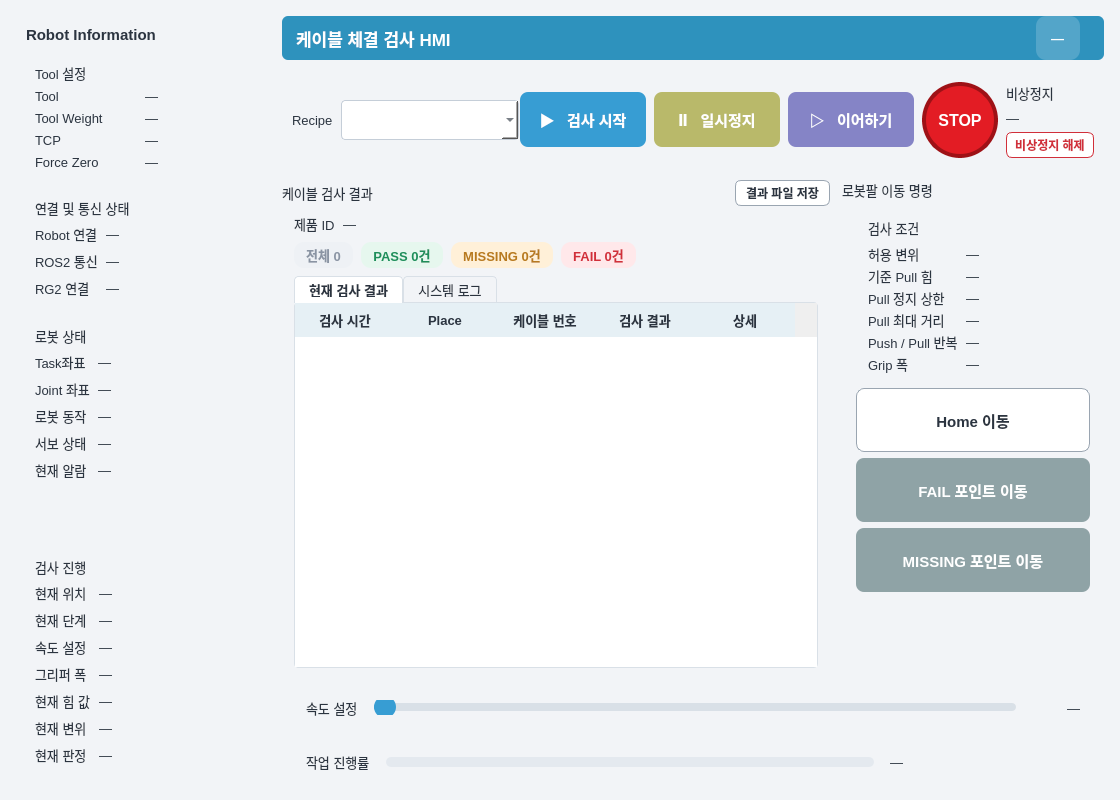
This is src/cable_hmi/cable_hmi/main_window.ui in tkdak2025/ros_ws as Qt 5 draws it before an edit. The edited form follows.
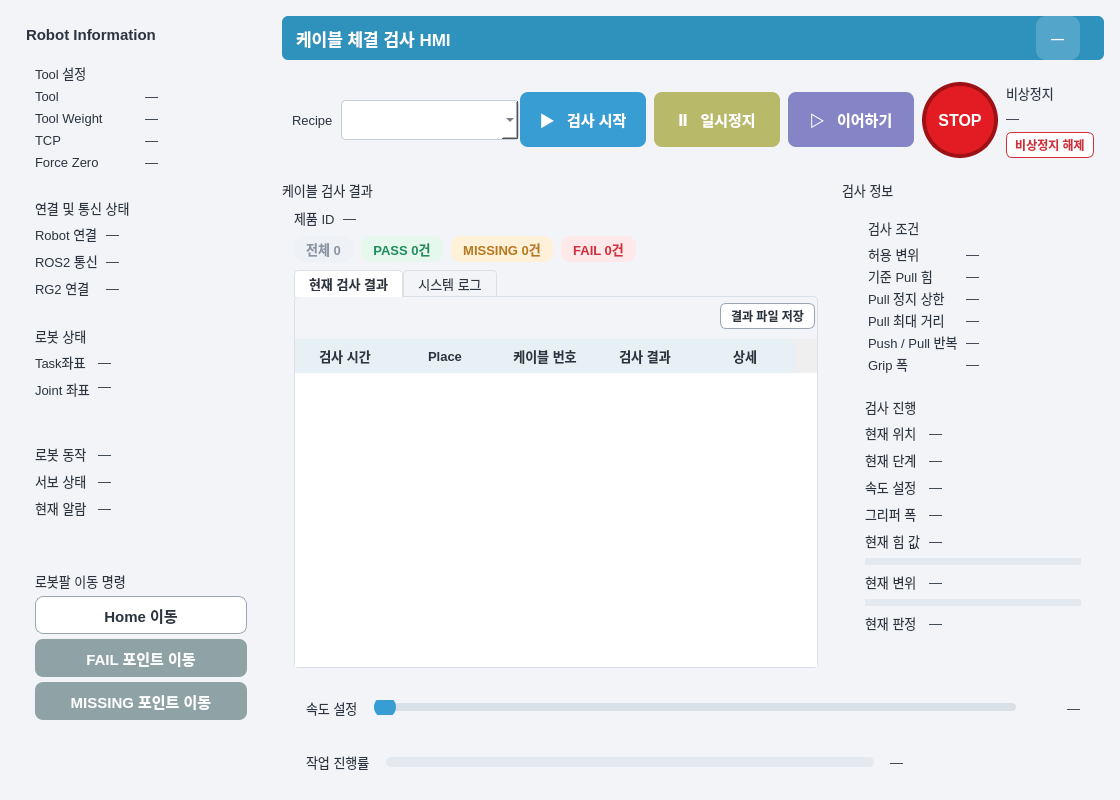
This is the edited form.

Commit message: cable_hmi: 검사 결과를 cable_interfaces 메시지로 받도록 변경

```diff
--- a/src/cable_hmi/cable_hmi/main_window.ui
+++ b/src/cable_hmi/cable_hmi/main_window.ui
@@ -394,6 +394,9 @@
               <property name="text">
                <string>Joint 좌표</string>
               </property>
+              <property name="alignment">
+               <set>Qt::AlignLeading|Qt::AlignLeft|Qt::AlignTop</set>
+              </property>
               <property name="role" stdset="0">
                <string>key</string>
               </property>
@@ -401,9 +404,18 @@
             </item>
             <item row="1" column="1">
              <widget class="QLabel" name="extraRow2">
+              <property name="minimumSize">
+               <size>
+                <width>0</width>
+                <height>58</height>
+               </size>
+              </property>
               <property name="text">
                <string>—</string>
               </property>
+              <property name="alignment">
+               <set>Qt::AlignLeading|Qt::AlignLeft|Qt::AlignTop</set>
+              </property>
               <property name="role" stdset="0">
                <string>value</string>
               </property>
@@ -488,171 +500,82 @@
         </spacer>
        </item>
        <item>
-        <widget class="QFrame" name="pointPanel">
+        <widget class="QFrame" name="moveCommandPanel">
          <property name="role" stdset="0">
           <string>subPanel</string>
          </property>
-         <layout class="QVBoxLayout" name="layout8">
+         <layout class="QVBoxLayout" name="layoutMoveCommand">
+          <property name="spacing">
+           <number>5</number>
+          </property>
           <item>
-           <widget class="QLabel" name="pointPanelTitle">
+           <widget class="QLabel" name="moveCommandTitle">
             <property name="text">
-             <string>검사 진행</string>
+             <string>로봇팔 이동 명령</string>
             </property>
             <property name="role" stdset="0">
              <string>groupTitle</string>
             </property>
            </widget>
           </item>
-          <item>
-           <layout class="QGridLayout" name="layout9" columnstretch="0,1">
-            <property name="horizontalSpacing">
-             <number>8</number>
-            </property>
-            <property name="verticalSpacing">
-             <number>7</number>
-            </property>
-            <item row="0" column="0">
-             <widget class="QLabel" name="pointPositionKey">
-              <property name="text">
-               <string>현재 위치</string>
-              </property>
-              <property name="role" stdset="0">
-               <string>key</string>
-              </property>
-             </widget>
-            </item>
-            <item row="0" column="1">
-             <widget class="QLabel" name="pointPosition">
-              <property name="text">
-               <string>—</string>
-              </property>
-              <property name="role" stdset="0">
-               <string>value</string>
-              </property>
-             </widget>
-            </item>
-            <item row="1" column="0">
-             <widget class="QLabel" name="pointStepKey">
-              <property name="text">
-               <string>현재 단계</string>
-              </property>
-              <property name="role" stdset="0">
-               <string>key</string>
-              </property>
-             </widget>
-            </item>
-            <item row="1" column="1">
-             <widget class="QLabel" name="pointStep">
-              <property name="text">
-               <string>—</string>
-              </property>
-              <property name="role" stdset="0">
-               <string>value</string>
-              </property>
-             </widget>
-            </item>
-            <item row="2" column="0">
-             <widget class="QLabel" name="pointSpeedKey">
-              <property name="text">
-               <string>속도 설정</string>
-              </property>
-              <property name="role" stdset="0">
-               <string>key</string>
-              </property>
-             </widget>
-            </item>
-            <item row="2" column="1">
-             <widget class="QLabel" name="pointSpeed">
-              <property name="text">
-               <string>—</string>
-              </property>
-              <property name="role" stdset="0">
-               <string>value</string>
-              </property>
-             </widget>
-            </item>
-            <item row="3" column="0">
-             <widget class="QLabel" name="pointGripperKey">
-              <property name="text">
-               <string>그리퍼 폭</string>
-              </property>
-              <property name="role" stdset="0">
-               <string>key</string>
-              </property>
-             </widget>
-            </item>
-            <item row="3" column="1">
-             <widget class="QLabel" name="pointGripper">
-              <property name="text">
-               <string>—</string>
-              </property>
-              <property name="role" stdset="0">
-               <string>value</string>
-              </property>
-             </widget>
-            </item>
-            <item row="4" column="0">
-             <widget class="QLabel" name="pointForceKey">
-              <property name="text">
-               <string>현재 힘 값</string>
-              </property>
-              <property name="role" stdset="0">
-               <string>key</string>
-              </property>
-             </widget>
-            </item>
-            <item row="4" column="1">
-             <widget class="QLabel" name="pointForce">
-              <property name="text">
-               <string>—</string>
-              </property>
-              <property name="role" stdset="0">
-               <string>value</string>
-              </property>
-             </widget>
-            </item>
-            <item row="5" column="0">
-             <widget class="QLabel" name="pointDisplacementKey">
-              <property name="text">
-               <string>현재 변위</string>
-              </property>
-              <property name="role" stdset="0">
-               <string>key</string>
-              </property>
-             </widget>
-            </item>
-            <item row="5" column="1">
-             <widget class="QLabel" name="pointDisplacement">
-              <property name="text">
-               <string>—</string>
-              </property>
-              <property name="role" stdset="0">
-               <string>value</string>
-              </property>
-             </widget>
-            </item>
-            <item row="6" column="0">
-             <widget class="QLabel" name="pointJudgementKey">
-              <property name="text">
-               <string>현재 판정</string>
-              </property>
-              <property name="role" stdset="0">
-               <string>key</string>
-              </property>
-             </widget>
-            </item>
-            <item row="6" column="1">
-             <widget class="QLabel" name="pointJudgement">
-              <property name="text">
-               <string>—</string>
-              </property>
-              <property name="role" stdset="0">
-               <string>value</string>
-              </property>
-             </widget>
-            </item>
-           </layout>
-          </item>
+       <item>
+        <widget class="QPushButton" name="homeBtn">
+         <property name="minimumSize">
+          <size>
+           <width>0</width>
+           <height>38</height>
+          </size>
+         </property>
+         <property name="text">
+          <string>Home 이동</string>
+         </property>
+        </widget>
+       </item>
+       <item>
+        <widget class="QPushButton" name="failBtn">
+         <property name="minimumSize">
+          <size>
+           <width>0</width>
+           <height>38</height>
+          </size>
+         </property>
+         <property name="text">
+          <string>FAIL 포인트 이동</string>
+         </property>
+        </widget>
+       </item>
+        <item>
+         <widget class="QPushButton" name="missingBtn">
+          <property name="minimumSize">
+           <size>
+            <width>0</width>
+            <height>38</height>
+           </size>
+          </property>
+          <property name="text">
+           <string>MISSING 포인트 이동</string>
+          </property>
+         </widget>
+        </item>
+       <item>
+        <widget class="QLabel" name="moveHint">
+         <property name="minimumSize">
+          <size>
+           <width>0</width>
+           <height>40</height>
+          </size>
+         </property>
+         <property name="text">
+          <string/>
+         </property>
+         <property name="wordWrap">
+          <bool>true</bool>
+         </property>
+         <property name="role" stdset="0">
+          <string>key</string>
+         </property>
+        </widget>
+       </item>
          </layout>
         </widget>
        </item>
@@ -911,29 +834,6 @@
                </property>
               </widget>
              </item>
-             <item>
-              <spacer name="resultsTitleSpacer">
-               <property name="orientation">
-                <enum>Qt::Horizontal</enum>
-               </property>
-               <property name="sizeHint" stdset="0">
-                <size>
-                 <width>40</width>
-                 <height>0</height>
-                </size>
-               </property>
-              </spacer>
-             </item>
-             <item>
-              <widget class="QPushButton" name="exportBtn">
-               <property name="toolTip">
-                <string>지금 표에 있는 검사 결과만 새 파일(.db + .csv)로 저장합니다. 공용 DB 는 건드리지 않습니다.</string>
-               </property>
-               <property name="text">
-                <string>결과 파일 저장</string>
-               </property>
-              </widget>
-             </item>
             </layout>
            </item>
            <item>
@@ -1097,6 +997,42 @@
                  <property name="bottomMargin">
                   <number>0</number>
                  </property>
+                 <item>
+                  <layout class="QHBoxLayout" name="resultToolbar">
+                   <property name="topMargin">
+                    <number>6</number>
+                   </property>
+                   <property name="rightMargin">
+                    <number>2</number>
+                   </property>
+                   <property name="bottomMargin">
+                    <number>4</number>
+                   </property>
+                   <item>
+                    <spacer name="resultToolbarSpacer">
+                     <property name="orientation">
+                      <enum>Qt::Horizontal</enum>
+                     </property>
+                     <property name="sizeHint" stdset="0">
+                      <size>
+                       <width>40</width>
+                       <height>0</height>
+                      </size>
+                     </property>
+                    </spacer>
+                   </item>
+                   <item>
+                  <widget class="QPushButton" name="exportBtn">
+                   <property name="toolTip">
+                    <string>이번 검사 결과만 새 파일(.db + .csv)로 저장합니다. 공용 DB 는 건드리지 않습니다. DB 에 쌓인 전체는 &apos;통합 조회&apos; 탭에서 저장합니다.</string>
+                   </property>
+                   <property name="text">
+                    <string>결과 파일 저장</string>
+                   </property>
+                  </widget>
+                   </item>
+                  </layout>
+                 </item>
                  <item>
                   <widget class="QTableWidget" name="resultTable">
                    <property name="focusPolicy">
@@ -1218,7 +1154,7 @@
            <item>
             <widget class="QLabel" name="moveTitle">
              <property name="text">
-              <string>로봇팔 이동 명령</string>
+              <string>검사 정보</string>
              </property>
              <property name="role" stdset="0">
               <string>panelTitle</string>
@@ -1404,55 +1340,228 @@
               </widget>
              </item>
              <item>
-              <widget class="QPushButton" name="homeBtn">
-               <property name="minimumSize">
-                <size>
-                 <width>0</width>
-                 <height>64</height>
-                </size>
-               </property>
-               <property name="text">
-                <string>Home 이동</string>
-               </property>
-              </widget>
-             </item>
-             <item>
-              <widget class="QPushButton" name="failBtn">
-               <property name="minimumSize">
-                <size>
-                 <width>0</width>
-                 <height>64</height>
-                </size>
-               </property>
-               <property name="text">
-                <string>FAIL 포인트 이동</string>
-               </property>
-              </widget>
-             </item>
-             <item>
-              <widget class="QPushButton" name="missingBtn">
-               <property name="minimumSize">
-                <size>
-                 <width>0</width>
-                 <height>64</height>
-                </size>
-               </property>
-               <property name="text">
-                <string>MISSING 포인트 이동</string>
-               </property>
-              </widget>
-             </item>
-             <item>
-              <widget class="QLabel" name="moveHint">
-               <property name="text">
-                <string/>
-               </property>
-               <property name="wordWrap">
-                <bool>true</bool>
-               </property>
+              <widget class="QFrame" name="pointPanel">
                <property name="role" stdset="0">
                 <string>key</string>
                </property>
+               <layout class="QVBoxLayout" name="layout8">
+                <item>
+                 <widget class="QLabel" name="pointPanelTitle">
+                  <property name="text">
+                   <string>검사 진행</string>
+                  </property>
+                  <property name="role" stdset="0">
+                   <string>groupTitle</string>
+                  </property>
+                 </widget>
+                </item>
+                <item>
+                 <layout class="QGridLayout" name="layout9" columnstretch="0,1">
+                  <property name="horizontalSpacing">
+                   <number>8</number>
+                  </property>
+                  <property name="verticalSpacing">
+                   <number>7</number>
+                  </property>
+                  <item row="0" column="0">
+                   <widget class="QLabel" name="pointPositionKey">
+                    <property name="text">
+                     <string>현재 위치</string>
+                    </property>
+                    <property name="role" stdset="0">
+                     <string>key</string>
+                    </property>
+                   </widget>
+                  </item>
+                  <item row="0" column="1">
+                   <widget class="QLabel" name="pointPosition">
+                    <property name="text">
+                     <string>—</string>
+                    </property>
+                    <property name="role" stdset="0">
+                     <string>value</string>
+                    </property>
+                   </widget>
+                  </item>
+                  <item row="1" column="0">
+                   <widget class="QLabel" name="pointStepKey">
+                    <property name="text">
+                     <string>현재 단계</string>
+                    </property>
+                    <property name="role" stdset="0">
+                     <string>key</string>
+                    </property>
+                   </widget>
+                  </item>
+                  <item row="1" column="1">
+                   <widget class="QLabel" name="pointStep">
+                    <property name="text">
+                     <string>—</string>
+                    </property>
+                    <property name="role" stdset="0">
+                     <string>value</string>
+                    </property>
+                   </widget>
+                  </item>
+                  <item row="2" column="0">
+                   <widget class="QLabel" name="pointSpeedKey">
+                    <property name="text">
+                     <string>속도 설정</string>
+                    </property>
+                    <property name="role" stdset="0">
+                     <string>key</string>
+                    </property>
+                   </widget>
+                  </item>
+                  <item row="2" column="1">
+                   <widget class="QLabel" name="pointSpeed">
+                    <property name="text">
+                     <string>—</string>
+                    </property>
+                    <property name="role" stdset="0">
+                     <string>value</string>
+                    </property>
+                   </widget>
+                  </item>
+                  <item row="3" column="0">
+                   <widget class="QLabel" name="pointGripperKey">
+                    <property name="text">
+                     <string>그리퍼 폭</string>
+                    </property>
+                    <property name="role" stdset="0">
+                     <string>key</string>
+                    </property>
+                   </widget>
+                  </item>
+                  <item row="3" column="1">
+                   <widget class="QLabel" name="pointGripper">
+                    <property name="text">
+                     <string>—</string>
+                    </property>
+                    <property name="role" stdset="0">
+                     <string>value</string>
+                    </property>
+                   </widget>
+                  </item>
+                  <item row="4" column="0">
+                   <widget class="QLabel" name="pointForceKey">
+                    <property name="text">
+                     <string>현재 힘 값</string>
+                    </property>
+                    <property name="role" stdset="0">
+                     <string>key</string>
+                    </property>
+                   </widget>
+                  </item>
+                  <item row="4" column="1">
+                   <widget class="QLabel" name="pointForce">
+                    <property name="text">
+                     <string>—</string>
+                    </property>
+                    <property name="role" stdset="0">
+                     <string>value</string>
+                    </property>
+                   </widget>
+                  </item>
+            <item row="5" column="0" colspan="2">
+             <widget class="QProgressBar" name="forceGauge">
+              <property name="minimumSize">
+               <size>
+                <width>0</width>
+                <height>7</height>
+               </size>
+              </property>
+              <property name="maximumSize">
+               <size>
+                <width>16777215</width>
+                <height>7</height>
+               </size>
+              </property>
+              <property name="toolTip">
+               <string>기준 Pull 힘 대비 현재 힘</string>
+              </property>
+              <property name="maximum">
+               <number>1000</number>
+              </property>
+              <property name="value">
+               <number>0</number>
+              </property>
+              <property name="textVisible">
+               <bool>false</bool>
+              </property>
+             </widget>
+            </item>
+                  <item row="6" column="0">
+                   <widget class="QLabel" name="pointDisplacementKey">
+                    <property name="text">
+                     <string>현재 변위</string>
+                    </property>
+                    <property name="role" stdset="0">
+                     <string>key</string>
+                    </property>
+                   </widget>
+                  </item>
+                  <item row="6" column="1">
+                   <widget class="QLabel" name="pointDisplacement">
+                    <property name="text">
+                     <string>—</string>
+                    </property>
+                    <property name="role" stdset="0">
+                     <string>value</string>
+                    </property>
+                   </widget>
+                  </item>
+            <item row="7" column="0" colspan="2">
+             <widget class="QProgressBar" name="dispGauge">
+              <property name="minimumSize">
+               <size>
+                <width>0</width>
+                <height>7</height>
+               </size>
+              </property>
+              <property name="maximumSize">
+               <size>
+                <width>16777215</width>
+                <height>7</height>
+               </size>
+              </property>
+              <property name="toolTip">
+               <string>허용 변위 대비 현재 변위</string>
+              </property>
+              <property name="maximum">
+               <number>1000</number>
+              </property>
+              <property name="value">
+               <number>0</number>
+              </property>
+              <property name="textVisible">
+               <bool>false</bool>
+              </property>
+             </widget>
+            </item>
+                  <item row="8" column="0">
+                   <widget class="QLabel" name="pointJudgementKey">
+                    <property name="text">
+                     <string>현재 판정</string>
+                    </property>
+                    <property name="role" stdset="0">
+                     <string>key</string>
+                    </property>
+                   </widget>
+                  </item>
+                  <item row="8" column="1">
+                   <widget class="QLabel" name="pointJudgement">
+                    <property name="text">
+                     <string>—</string>
+                    </property>
+                    <property name="role" stdset="0">
+                     <string>value</string>
+                    </property>
+                   </widget>
+                  </item>
+                 </layout>
+                </item>
+               </layout>
               </widget>
              </item>
              <item>
```
Left out of the diff: 2 changed lines with no effect on the pictures. The commit also changes 12 other files.
